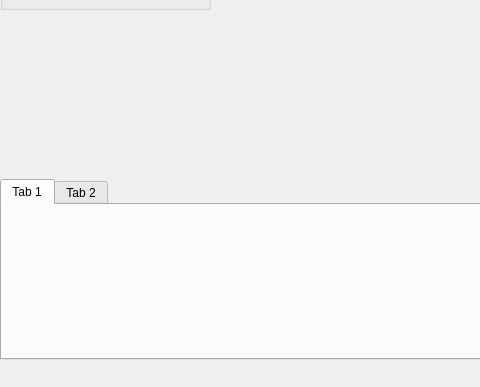
Qt form ProtocolAnalyze/protocolanalyze.ui (qingfengforum/ProtocolAnalyze) before a commit; both pictures show x 0 to 480 and y 287 to 674 of the 799 by 674 pixel window.
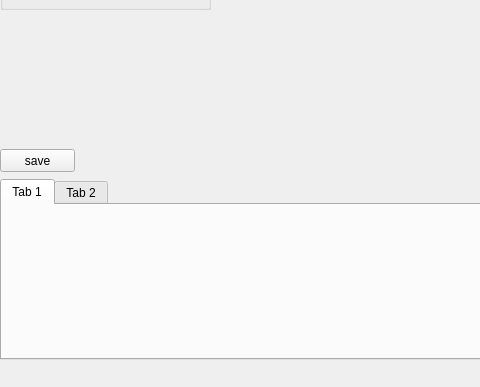
The same form after that commit.

```diff
--- a/ProtocolAnalyze/protocolanalyze.ui
+++ b/ProtocolAnalyze/protocolanalyze.ui
@@ -180,6 +180,19 @@
      </attribute>
     </widget>
    </widget>
+   <widget class="QPushButton" name="pushBtn_save">
+    <property name="geometry">
+     <rect>
+      <x>0</x>
+      <y>400</y>
+      <width>75</width>
+      <height>23</height>
+     </rect>
+    </property>
+    <property name="text">
+     <string>save</string>
+    </property>
+   </widget>
   </widget>
   <widget class="QMenuBar" name="menuBar">
    <property name="geometry">
```
